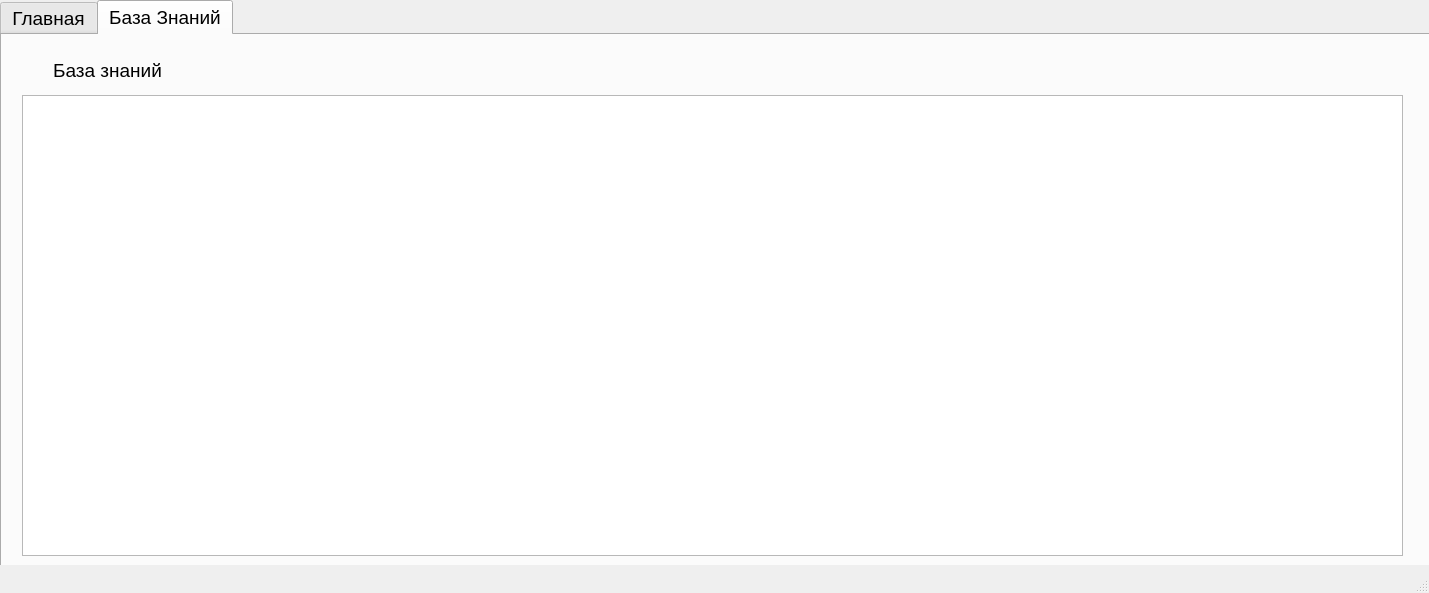
The window that UI/new_form.ui (yurchest/Diplom) describes before a commit, drawn with Qt 5.
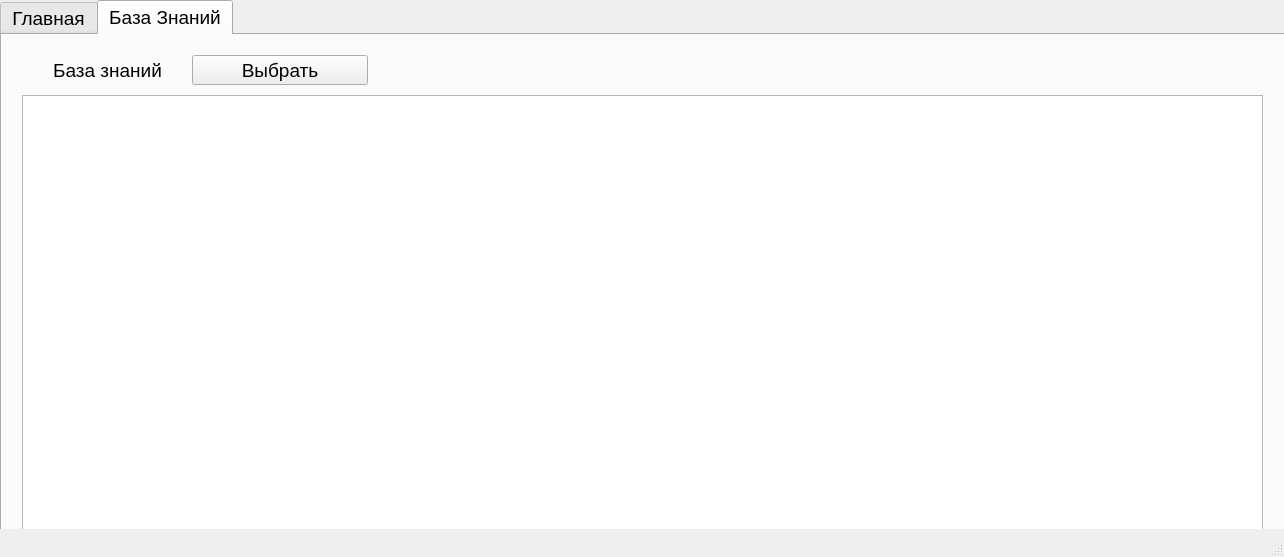
The same window after the commit. The open tabs and pages were chosen to show the change.

```diff
--- a/UI/new_form.ui
+++ b/UI/new_form.ui
@@ -6,8 +6,8 @@
    <rect>
     <x>0</x>
     <y>0</y>
-    <width>1429</width>
-    <height>593</height>
+    <width>1284</width>
+    <height>557</height>
    </rect>
   </property>
   <property name="font">
@@ -25,8 +25,8 @@
      <rect>
       <x>0</x>
       <y>0</y>
-      <width>1441</width>
-      <height>581</height>
+      <width>1341</width>
+      <height>571</height>
      </rect>
     </property>
     <property name="font">
@@ -290,8 +290,8 @@
        <rect>
         <x>20</x>
         <y>60</y>
-        <width>1381</width>
-        <height>461</height>
+        <width>1241</width>
+        <height>441</height>
        </rect>
       </property>
       <property name="editTriggers">
@@ -317,6 +317,19 @@
        <set>Qt::AlignCenter</set>
       </property>
      </widget>
+     <widget class="QPushButton" name="pushButton_3">
+      <property name="geometry">
+       <rect>
+        <x>190</x>
+        <y>20</y>
+        <width>176</width>
+        <height>30</height>
+       </rect>
+      </property>
+      <property name="text">
+       <string>Выбрать</string>
+      </property>
+     </widget>
     </widget>
    </widget>
   </widget>
```
Left out of the diff: 8 changed lines with no effect on the pictures.
